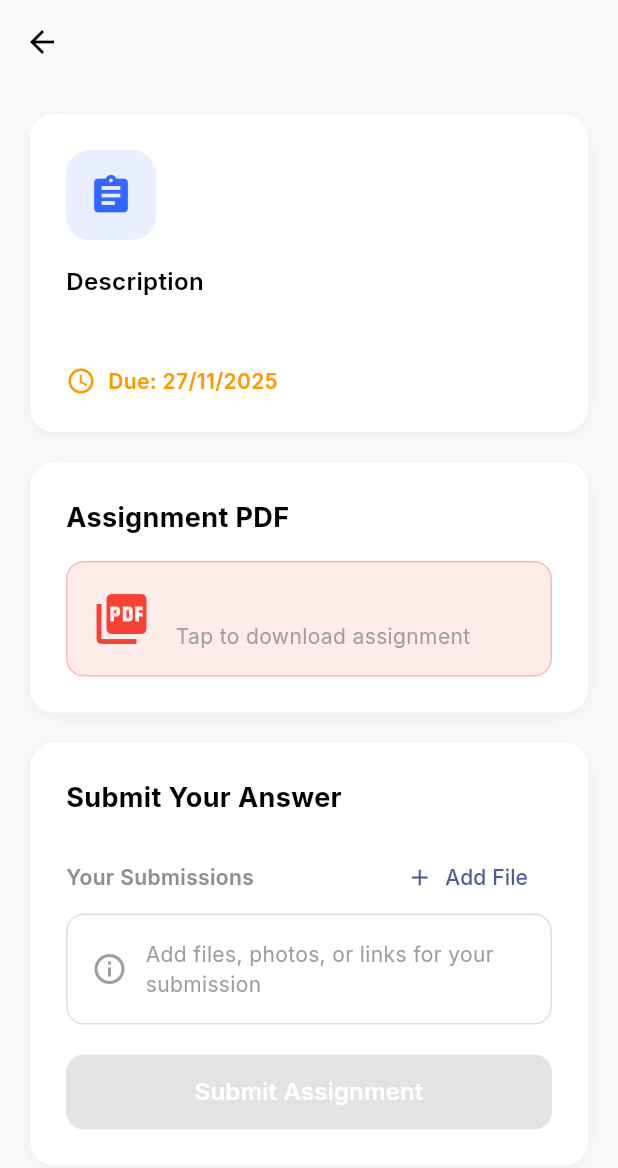
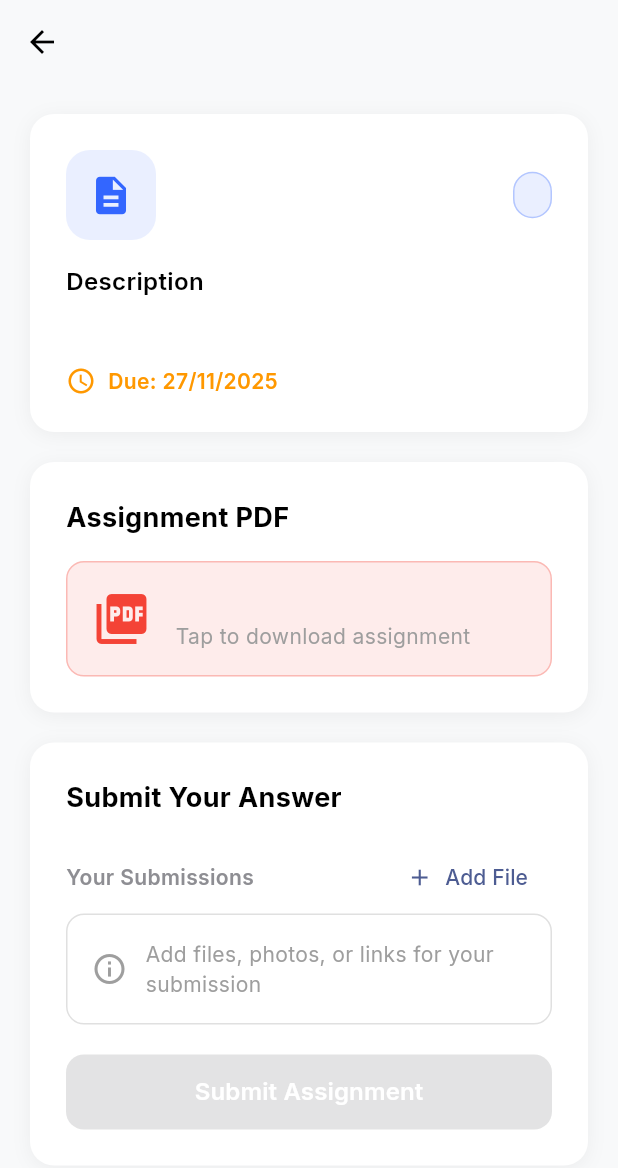
Before and after one commit to Innocent-Gershon/mobile_dev_summative, a Flutter app: the StudentAssignmentView screen opened directly with empty values, on a phone screen of 412 x 824 dp. Shown: the top 1168 px of the screen. Run offline on Flutter 3.47's test engine with Material 3 defaults, Android fonts, the phone set to English and light mode, and no system bars; our stand-ins replace animate_do, cloud_firestore, equatable, file_picker, firebase_auth, firebase_core and 7 more; accounts and stored records are empty; generated files the repository leaves out were written again.

Commit message:
Add support for opening Firestore-stored files and enhance assignment content display

```diff
--- a/edu_bridge_01/lib/presentation/pages/assignments/student_assignment_view.dart
+++ b/edu_bridge_01/lib/presentation/pages/assignments/student_assignment_view.dart
@@ -1,6 +1,9 @@
 import 'package:flutter/material.dart';
 import 'package:cloud_firestore/cloud_firestore.dart';
 import 'package:url_launcher/url_launcher.dart';
+import 'package:open_filex/open_filex.dart';
+import 'dart:io';
+import 'package:path_provider/path_provider.dart';
 import '../../../core/constants/app_constants.dart';
 import '../../../core/utils/file_upload_helper.dart';
 import '../../../data/models/assignment_model.dart';
@@ -30,6 +33,11 @@ class _StudentAssignmentViewState extends State<StudentAssignmentView> {
   @override
   void initState() {
     super.initState();
+    print('📚 StudentAssignmentView initState');
+    print('Assignment data: ${widget.assignment}');
+    print('Attachments: ${widget.assignment['attachments']}');
+    print('Attachments type: ${widget.assignment['attachments'].runtimeType}');
+    print('Has PDF: ${widget.assignment['assignmentPdfBase64'] != null}');
     _loadSubmission();
   }
 
@@ -118,8 +126,8 @@ class _StudentAssignmentViewState extends State<StudentAssignmentView> {
                   color: AppColors.primary.withOpacity(0.1),
                   borderRadius: BorderRadius.circular(16),
                 ),
-                child: const Icon(
-                  Icons.assignment,
+                child: Icon(
+                  _getContentIcon(widget.assignment['contentType'] ?? 'Assignment'),
                   size: 30,
                   color: AppColors.primary,
                 ),
@@ -148,6 +156,24 @@ class _StudentAssignmentViewState extends State<StudentAssignmentView> {
                   ],
                 ),
               ),
+              // Content Type Badge
+              if (widget.assignment['contentType'] != null && widget.assignment['contentType'] != 'Assignment')
+                Container(
+                  padding: const EdgeInsets.symmetric(horizontal: 12, vertical: 6),
+                  decoration: BoxDecoration(
+                    color: AppColors.primary.withOpacity(0.1),
+                    borderRadius: BorderRadius.circular(20),
+                    border: Border.all(color: AppColors.primary.withOpacity(0.3)),
+                  ),
+                  child: Text(
+                    widget.assignment['contentType'] ?? '',
+                    style: const TextStyle(
+                      fontSize: 12,
+                      fontWeight: FontWeight.w600,
+                      color: AppColors.primary,
+                    ),
+                  ),
+                ),
             ],
           ),
           const SizedBox(height: 16),
@@ -915,6 +941,13 @@ class _StudentAssignmentViewState extends State<StudentAssignmentView> {
 
   Future<void> _openAttachment(AttachmentModel attachment) async {
     try {
+      // Handle Firestore-stored files (base64)
+      if (attachment.url.startsWith('firestore://')) {
+        await _openFirestoreFile(attachment);
+        return;
+      }
+
+      // Handle regular URLs and links
       final uri = Uri.parse(attachment.url);
       if (await canLaunchUrl(uri)) {
         await launchUrl(uri, mode: LaunchMode.externalApplication);
@@ -940,6 +973,96 @@ class _StudentAssignmentViewState extends State<StudentAssignmentView> {
     }
   }
 
+  Future<void> _openFirestoreFile(AttachmentModel attachment) async {
+    try {
+      if (mounted) {
+        ScaffoldMessenger.of(context).showSnackBar(
+          const SnackBar(
+            content: Row(
+              children: [
+                SizedBox(
+                  width: 20,
+                  height: 20,
+                  child: CircularProgressIndicator(
+                    strokeWidth: 2,
+                    valueColor: AlwaysStoppedAnimation<Color>(Colors.white),
+                  ),
+                ),
+                SizedBox(width: 12),
+                Text('Downloading file...'),
+              ],
+            ),
+            duration: Duration(seconds: 30),
+          ),
+        );
+      }
+
+      // Extract file ID from firestore:// URL
+      final fileId = attachment.url.replaceFirst('firestore://', '');
+
+      // Download file from Firestore
+      final fileBytes = await FileUploadHelper.downloadFromFirestore(fileId);
+
+      if (fileBytes == null) {
+        throw Exception('Failed to download file');
+      }
+
+      // Save to app's internal storage directory
+      final Directory appDocDir = await getApplicationDocumentsDirectory();
+      final String filePath = '${appDocDir.path}/${attachment.name}';
+      final file = File(filePath);
+      await file.writeAsBytes(fileBytes);
+
+      // Open the file using OpenFilex (handles FileProvider automatically)
+      final result = await OpenFilex.open(filePath);
+
+      if (mounted) {
+        ScaffoldMessenger.of(context).hideCurrentSnackBar();
+
+        if (result.type == ResultType.done) {
+          ScaffoldMessenger.of(context).showSnackBar(
+            const SnackBar(
+              content: Text('File opened successfully'),
+              backgroundColor: Colors.green,
+              duration: Duration(seconds: 2),
+            ),
+          );
+        } else if (result.type == ResultType.noAppToOpen) {
+          ScaffoldMessenger.of(context).showSnackBar(
+            const SnackBar(
+              content: Text('No app available to open this file type'),
+              backgroundColor: Colors.orange,
+            ),
+          );
+        } else if (result.type == ResultType.fileNotFound) {
+          ScaffoldMessenger.of(context).showSnackBar(
+            const SnackBar(
+              content: Text('File not found'),
+              backgroundColor: Colors.red,
+            ),
+          );
+        } else {
+          ScaffoldMessenger.of(context).showSnackBar(
+            SnackBar(
+              content: Text('Could not open file: ${result.message}'),
+              backgroundColor: Colors.red,
+            ),
+          );
+        }
+      }
+    } catch (e) {
+      if (mounted) {
+        ScaffoldMessenger.of(context).hideCurrentSnackBar();
+        ScaffoldMessenger.of(context).showSnackBar(
+          SnackBar(
+            content: Text('Error opening file: $e'),
+            backgroundColor: Colors.red,
+          ),
+        );
+      }
+    }
+  }
+
   String _formatDateTime(dynamic dateValue) {
     try {
       DateTime date;
@@ -955,4 +1078,27 @@ class _StudentAssignmentViewState extends State<StudentAssignmentView> {
       return 'Invalid date';
     }
   }
+
+  IconData _getContentIcon(String contentType) {
+    switch (contentType) {
+      case 'Assignment':
+        return Icons.assignment;
+      case 'Book':
+        return Icons.menu_book;
+      case 'Presentation':
+        return Icons.slideshow;
+      case 'Activity':
+        return Icons.psychology;
+      case 'Project':
+        return Icons.work;
+      case 'Notes':
+        return Icons.note;
+      case 'Tutorial':
+        return Icons.play_lesson;
+      case 'Exercise':
+        return Icons.fitness_center;
+      default:
+        return Icons.description;
+    }
+  }
 }
```
